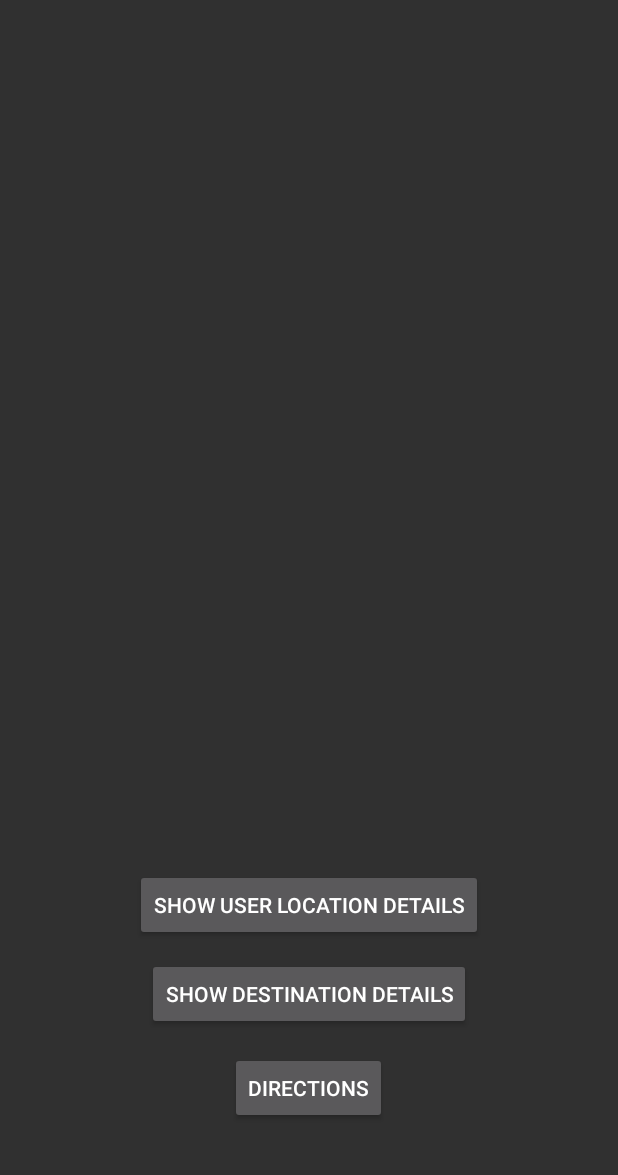
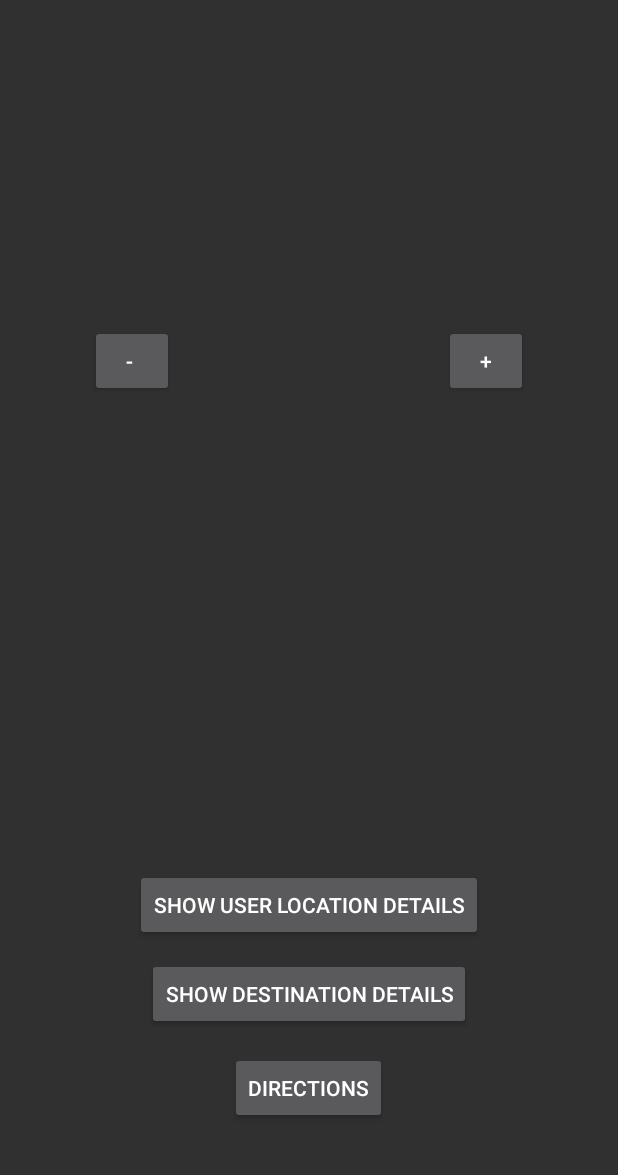
Before and after one commit to gcipta/GROWW_Chat_Feature_GCW, an Android app: the MapsActivity screen opened directly, with no data from a screen before it, on a phone screen of 412 x 824 dp, the part 53-1228 px from its top. Run offline under Robolectric (Android 15) with nearby library versions, the phone set to English and light mode, and no system bars.

Commit message:
Add zoom in and zoom out button

```diff
--- a/app/src/main/java/com/example/gavv/my_groww_project/MapsActivity.java
+++ b/app/src/main/java/com/example/gavv/my_groww_project/MapsActivity.java
@@ -50,6 +50,9 @@ public class MapsActivity extends FragmentActivity implements OnMapReadyCallback
     private Button showUserLocationDetailsButton;
     private Button showDestinationLocationDetailsButton;
     private Button directionButton;
+
+    private Button zoomInButton;
+    private Button zoomOutButton;
 
     private LocationController userLocationController;
     private NavigationController navigationController;
@@ -107,7 +110,6 @@ public class MapsActivity extends FragmentActivity implements OnMapReadyCallback
                 mMap.moveCamera(CameraUpdateFactory.newLatLngZoom(new LatLng(midLat, midLng),
                         15));
             } else  {
-
                 mMap.moveCamera(CameraUpdateFactory.newLatLngZoom(userLatLng, 15));
             }
         }
@@ -199,6 +201,26 @@ public class MapsActivity extends FragmentActivity implements OnMapReadyCallback
                             userLocationController.getUserLocation(),
                             userLocationController.getDestinationLocation());
                 }
+            }
+        });
+
+        // Zoom In and Zoom Out Button
+        zoomInButton = (Button) findViewById(R.id.zoomInButton);
+        zoomOutButton = (Button) findViewById(R.id.zoomOutButton);
+
+        zoomInButton.setOnClickListener(new View.OnClickListener() {
+
+            @Override
+            public void onClick(View v) {
+                mMap.moveCamera(CameraUpdateFactory.zoomIn());
+            }
+        });
+
+        zoomOutButton.setOnClickListener(new View.OnClickListener() {
+            @Override
+            public void onClick(View v) {
+
+                mMap.moveCamera(CameraUpdateFactory.zoomOut());
             }
         });
 
--- a/app/src/main/res/layout/activity_maps.xml
+++ b/app/src/main/res/layout/activity_maps.xml
@@ -46,4 +46,25 @@
         android:layout_centerHorizontal="true"
         android:layout_marginBottom="39dp"
         android:text="Directions" />
+
+    <Button
+        android:id="@+id/zoomInButton"
+        android:layout_width="56dp"
+        android:layout_height="wrap_content"
+        android:layout_alignBottom="@+id/map"
+        android:layout_alignParentEnd="true"
+        android:layout_marginEnd="60dp"
+        android:text="+" />
+
+    <Button
+        android:id="@+id/zoomOutButton"
+        android:layout_width="56dp"
+        android:layout_height="wrap_content"
+        android:layout_alignBottom="@+id/map"
+        android:layout_alignParentLeft="true"
+        android:layout_alignParentStart="true"
+        android:layout_marginStart="60dp"
+        android:layout_centerVertical="true"
+        android:text="- " />
+
 </RelativeLayout>
```
